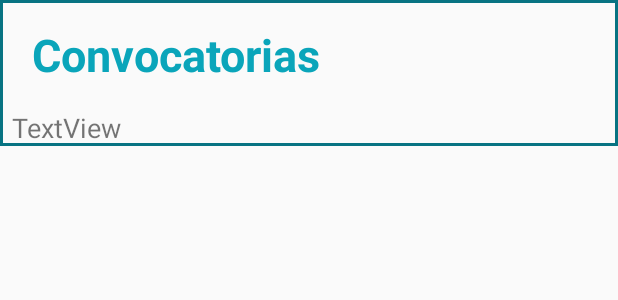
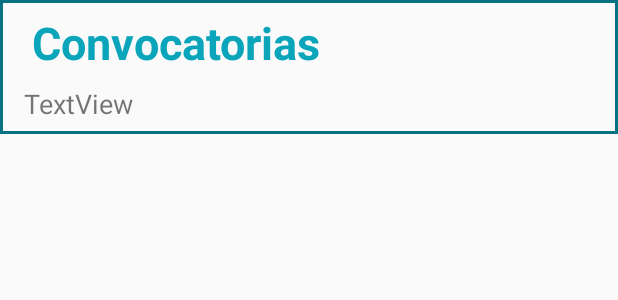
Before and after one commit to alexjusto10/AppBecas, an Android app: the layout fragment_convocatorias.xml on its own in the app's theme, with its tools: preview values and no code run, on a phone screen of 412 x 824 dp. Shown: the top 300 px of the screen. Run offline under Robolectric (Android 15) with nearby library versions, the phone set to English and light mode, and no system bars.

Commit message:
Nada relevante

```diff
--- a/app/src/main/res/layout/fragment_convocatorias.xml
+++ b/app/src/main/res/layout/fragment_convocatorias.xml
@@ -1,40 +1,41 @@
 <?xml version="1.0" encoding="utf-8"?>
-<LinearLayout xmlns:android="http://schemas.android.com/apk/res/android"
+<android.support.constraint.ConstraintLayout xmlns:android="http://schemas.android.com/apk/res/android"
     xmlns:app="http://schemas.android.com/apk/res-auto"
     xmlns:tools="http://schemas.android.com/tools"
     android:layout_width="match_parent"
     android:layout_height="wrap_content"
+    android:background="@drawable/borde"
     android:orientation="vertical"
-    tools:context=".fragmentConvocatorias"
-    android:background="@drawable/borde">
+    tools:context=".fragmentConvocatorias">
 
     <TextView
         android:id="@+id/lblConvocatorias"
         android:layout_width="wrap_content"
         android:layout_height="wrap_content"
+        android:layout_marginStart="8dp"
+        android:layout_marginTop="8dp"
         android:layout_marginEnd="8dp"
-        android:layout_marginStart="8dp"
-        android:layout_marginTop="16dp"
         android:text="@string/txt_contest"
         android:textColor="#0aa5ba"
         android:textSize="30sp"
         android:textStyle="bold"
         app:layout_constraintEnd_toEndOf="parent"
-        app:layout_constraintHorizontal_bias="0.115"
+        app:layout_constraintHorizontal_bias="0.0"
         app:layout_constraintStart_toStartOf="parent"
         app:layout_constraintTop_toTopOf="parent" />
 
     <TextView
         android:id="@+id/txtBeca"
-        android:layout_width="wrap_content"
+        android:layout_width="0dp"
         android:layout_height="wrap_content"
-        android:layout_marginEnd="8dp"
-        android:layout_marginStart="8dp"
-        android:layout_marginTop="16dp"
+        android:layout_marginStart="16dp"
+        android:layout_marginTop="8dp"
+        android:layout_marginEnd="16dp"
+        android:layout_marginBottom="8dp"
         android:text="TextView"
         android:textSize="18sp"
+        app:layout_constraintBottom_toBottomOf="parent"
         app:layout_constraintEnd_toEndOf="parent"
-        app:layout_constraintHorizontal_bias="0.09"
         app:layout_constraintStart_toStartOf="parent"
-        app:layout_constraintTop_toBottomOf="@+id/lbConvocatorias" />
-</LinearLayout>
+        app:layout_constraintTop_toBottomOf="@+id/lblConvocatorias" />
+</android.support.constraint.ConstraintLayout>
--- a/app/src/main/res/values/strings.xml
+++ b/app/src/main/res/values/strings.xml
@@ -9,7 +9,7 @@
     <string name="pdf">Crear PDF</string>
     <string name="show">Mostrar</string>
     <string name="main_menu">Página principal</string>
-    <string name="transport_price">Indique qué transporte utiliza, que precio tiene y las direcciones de subida y de bjada del mismo.</string>
+    <string name="transport_price">Indique las direccion de destino, qué tipo de transporte utiliza y que precio tiene.</string>
     <string name="vehicles1">De tu hogar a:</string>
     <string name="vehicles2">De la dirección anterior a:</string>
     <string name="vehicles3">De la dirección anterior a ESCOM</string>
```
Also changed, not shown: app/src/main/java/escom/ipn/mx/appbecas/Mapa.java (+1 -16 lines), app/src/main/java/escom/ipn/mx/appbecas/Menu_Lobby.java (+7 -8 lines), app/src/main/java/escom/ipn/mx/appbecas/fragmentConvocatorias.java (+3 -4 lines), app/src/main/java/escom/ipn/mx/appbecas/fragmentDatosPersonales.java (+8 -11 lines), app/src/main/res/layout/fragment_datos_personales.xml (+16 -9 lines).
